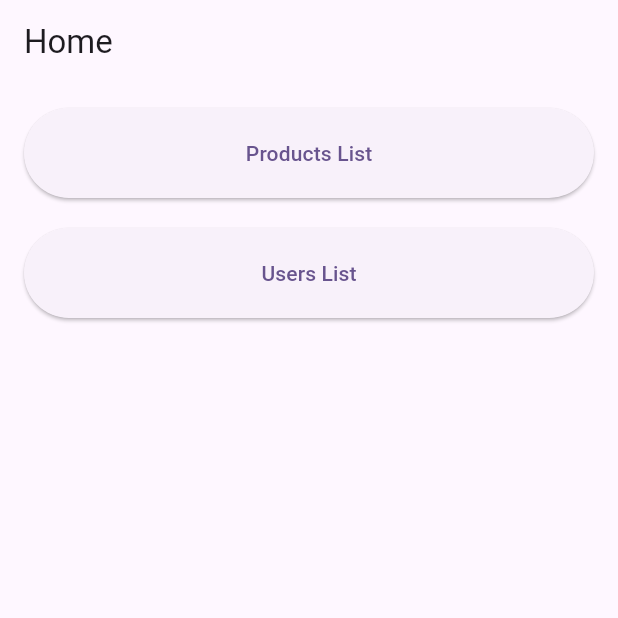
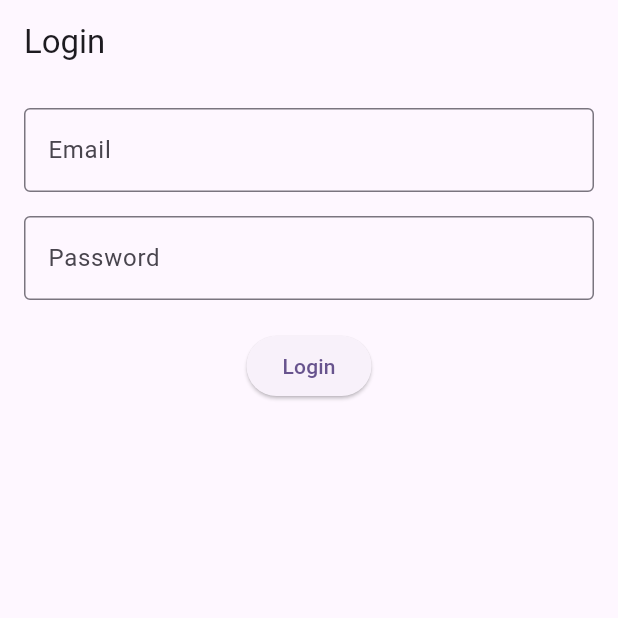
Before and after one commit to Wali1146/firearms_flutter, a Flutter app: the screen it shows after launch, on a phone screen of 412 x 824 dp, the top half of it. Run offline on Flutter 3.47's test engine with Material 3 defaults, Android fonts, the phone set to English and light mode, and no system bars; our stand-ins replace shared_preferences.

Commit message:
Login Added

```diff
--- a/lib/main.dart
+++ b/lib/main.dart
@@ -1,12 +1,14 @@
 import 'package:flutter/material.dart';
 import 'package:firearm_flutter/pages/home/home_page.dart';
+import 'package:firearm_flutter/pages/home/login_page.dart';
 
 void main() {
   runApp(const MyApp());
 }
 
 class MyApp extends StatelessWidget {
-  const MyApp({super.key});
+  final bool isLogin;
+  const MyApp({super.key, this.isLogin = false});
 
   // This widget is the root of your application.
   @override
@@ -33,7 +35,7 @@ class MyApp extends StatelessWidget {
       ),
       // home: const MyHomePage(title: 'Flutter Demo Home Page'),
       debugShowCheckedModeBanner: false,
-      home: HomePage(),
+      home: isLogin ? HomePage(): LoginPage(),
     );
   }
 }
--- /dev/null
+++ b/lib/pages/home/login_page.dart
@@ -0,0 +1,76 @@
+import 'package:flutter/material.dart';
+import 'package:firearm_flutter/pages/home/home_page.dart';
+import 'package:firearm_flutter/services/user_services.dart';
+import 'package:firearm_flutter/services/shared_preferences.dart';
+
+class LoginPage extends StatefulWidget {
+  const LoginPage({super.key});
+
+  @override
+  State<LoginPage> createState() => _LoginPageState();
+}
+
+class _LoginPageState extends State<LoginPage> {
+  TextEditingController email = TextEditingController();
+  TextEditingController password = TextEditingController();
+  bool isLoading = false;
+
+  @override
+  Widget build(BuildContext context) {
+    return Scaffold(
+      appBar: AppBar(title: Text("Login")),
+      body: Padding(
+        padding: EdgeInsets.all(16),
+        child: Column(
+          children: [
+            //Login email
+            TextField(
+              controller: email,
+              decoration: InputDecoration(
+                labelText: "Email",
+                border: OutlineInputBorder(),
+              ),
+            ),
+            SizedBox(height: 16),
+
+            //login password
+            TextField(
+              controller: password,
+              obscureText: true,
+              decoration: InputDecoration(
+                labelText: "Password",
+                border: OutlineInputBorder(),
+              ),
+            ),
+            SizedBox(height: 20),
+
+            //Button Login
+            ElevatedButton(
+              onPressed: () async {
+                setState(() => isLoading = true);
+                try {
+                  final result = await UserServices.login(email.text,password.text,);
+                  if (result['status'] == 'success') {
+                    final user = result['user'];
+                    await SessionManager.saveUser(user);
+                    ScaffoldMessenger.of(context).showSnackBar(SnackBar(content: Text("Login success")));
+                    Navigator.pushReplacement(
+                      context,
+                      MaterialPageRoute(builder: (_) => HomePage()),
+                    );
+                  } else {
+                    ScaffoldMessenger.of(context).showSnackBar(SnackBar(content: Text(result['message'])));
+                  }
+                } catch (e) {
+                  ScaffoldMessenger.of(context).showSnackBar(SnackBar(content: Text("Something went wrong!")));
+                }
+                setState(() => isLoading = false);
+              },
+              child: isLoading ? CircularProgressIndicator() : Text("Login"),
+            ),
+          ],
+        ),
+      ),
+    );
+  }
+}
--- a/lib/services/product_service.dart
+++ b/lib/services/product_service.dart
@@ -57,6 +57,7 @@ class ProductService {
         "description": product.description,
       }),
     );
+    print("Response Update: ${response.body}");
     if (response.statusCode != 200) {
       throw Exception("Failed to update product");
     }
--- a/lib/services/user_services.dart
+++ b/lib/services/user_services.dart
@@ -5,6 +5,24 @@ import 'package:firearm_flutter/models/user_model.dart';
 
 class UserServices {
   static final String baseUrl = Config.baseUrl;
+  // LOGIN
+  static Future<Map<String, dynamic>> login(String email, String password) async {
+    final response = await http.post(
+      Uri.parse("$baseUrl/login"),
+      headers: {"Content-Type": "application/json"},
+      body: json.encode({
+        "email": email,
+        "password": password,
+      }),
+    );
+    final data = json.decode(response.body);
+    if (response.statusCode == 200) {
+      print("Response Login: ${response.body}");
+      return data;
+    } else {
+      throw Exception("Login failed");
+    }
+  }
 
   // GET (READ)
   static Future<List<UserModel>> getUsers() async {
@@ -53,6 +71,7 @@ class UserServices {
         "role": user.role,
       }),
     );
+    print("Response Update: ${response.body}");
     if (response.statusCode != 200) {
       throw Exception("Failed to update user");
     }
--- a/pubspec.yaml
+++ b/pubspec.yaml
@@ -31,6 +31,7 @@ dependencies:
   http: ^1.6.0
   flutter:
     sdk: flutter
+  shared_preferences: ^2.5.5
 
   # The following adds the Cupertino Icons font to your application.
   # Use with the CupertinoIcons class for iOS style icons.
```
Also changed, not shown: lib/pages/home/home_page.dart (+18 -0 lines), lib/services/shared_preferences.dart (added, +32 -0 lines), pubspec.lock, 1 other file.
